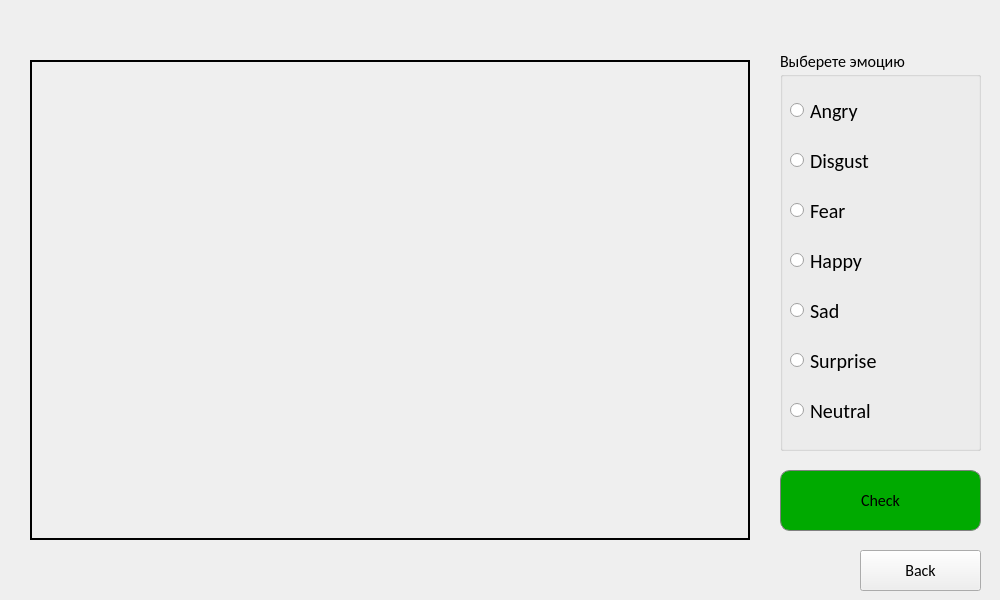
Qt form UITrainer.ui (MichailKon/EmotionTrainer) before a commit.
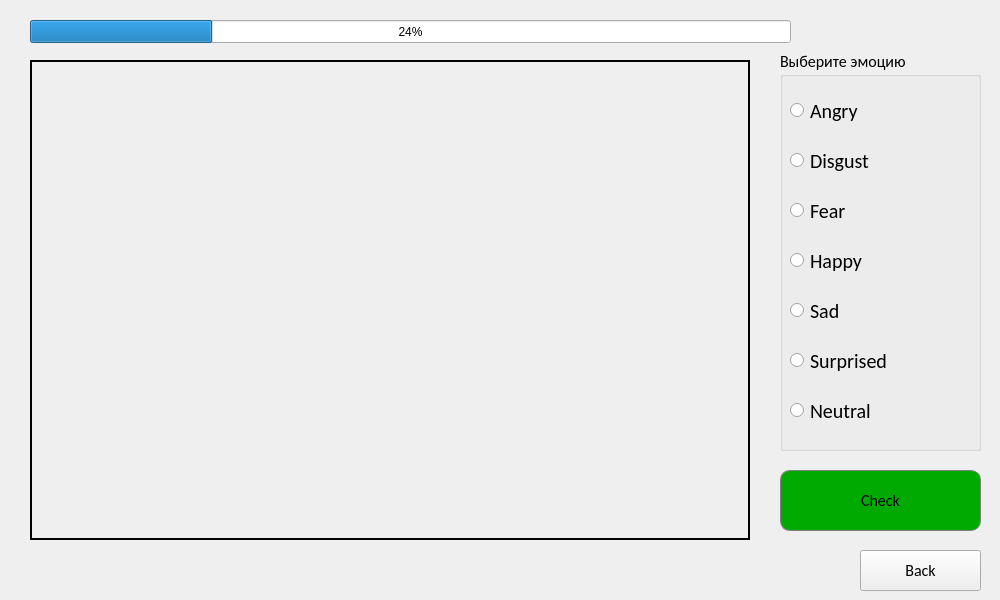
The same form after that commit.

Patch:
```diff
--- a/UITrainer.ui
+++ b/UITrainer.ui
@@ -211,7 +211,7 @@
 }</string>
    </property>
    <property name="title">
-    <string>Выберете эмоцию</string>
+    <string>Выберите эмоцию</string>
    </property>
    <property name="flat">
     <bool>false</bool>
@@ -411,7 +411,7 @@
      <enum>Qt::LeftToRight</enum>
     </property>
     <property name="text">
-     <string>Surprise</string>
+     <string>Surprised</string>
     </property>
     <property name="iconSize">
      <size>
@@ -487,6 +487,19 @@
     <string>Back</string>
    </property>
   </widget>
+  <widget class="QProgressBar" name="Progress">
+   <property name="geometry">
+    <rect>
+     <x>30</x>
+     <y>20</y>
+     <width>761</width>
+     <height>23</height>
+    </rect>
+   </property>
+   <property name="value">
+    <number>24</number>
+   </property>
+  </widget>
  </widget>
  <resources/>
  <connections/>
```
Left out of the diff: 20 changed lines with no effect on the pictures.
